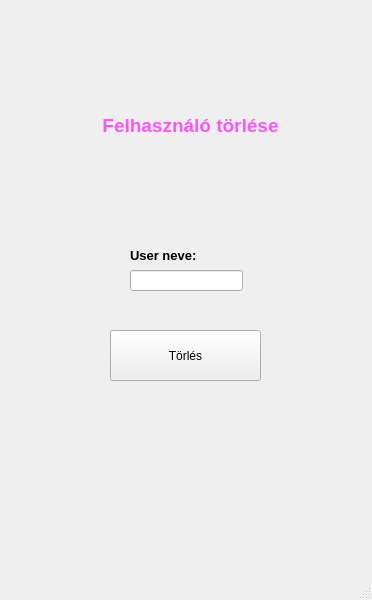
Qt form qtserver/felhasznalotorlese.ui (p-anna9603/fancy_nev) before a commit.
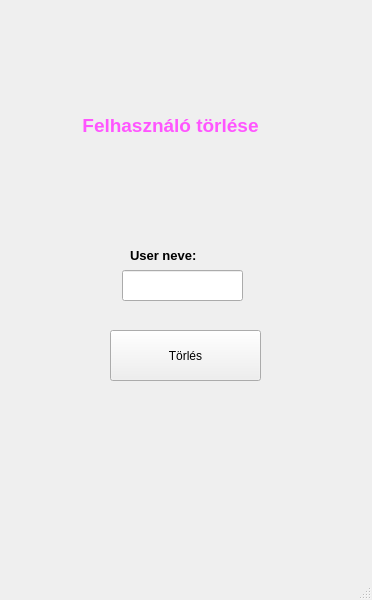
The same form after that commit.

Commit message: Pontszám hozzáadás javítás, néhány layout egyengetés

```diff
--- a/qtserver/felhasznalotorlese.ui
+++ b/qtserver/felhasznalotorlese.ui
@@ -17,10 +17,10 @@
    <widget class="QLineEdit" name="lineEdit">
     <property name="geometry">
      <rect>
-      <x>130</x>
+      <x>122</x>
       <y>270</y>
-      <width>113</width>
-      <height>21</height>
+      <width>121</width>
+      <height>31</height>
      </rect>
     </property>
    </widget>
@@ -40,9 +40,9 @@
    <widget class="QLabel" name="label">
     <property name="geometry">
      <rect>
-      <x>90</x>
+      <x>50</x>
       <y>90</y>
-      <width>201</width>
+      <width>241</width>
       <height>71</height>
      </rect>
     </property>
@@ -58,7 +58,7 @@
      <rect>
       <x>130</x>
       <y>240</y>
-      <width>81</width>
+      <width>131</width>
       <height>31</height>
      </rect>
     </property>
```
Left out of the diff: 2 changed lines with no effect on the pictures. The commit also changes 5 other files.
